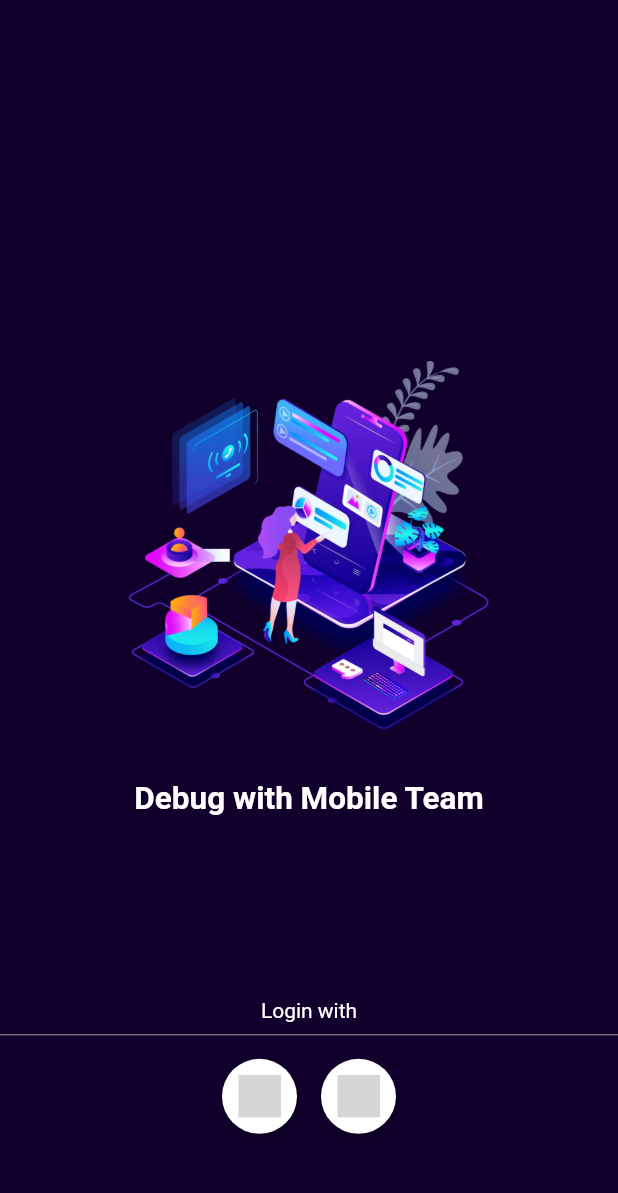
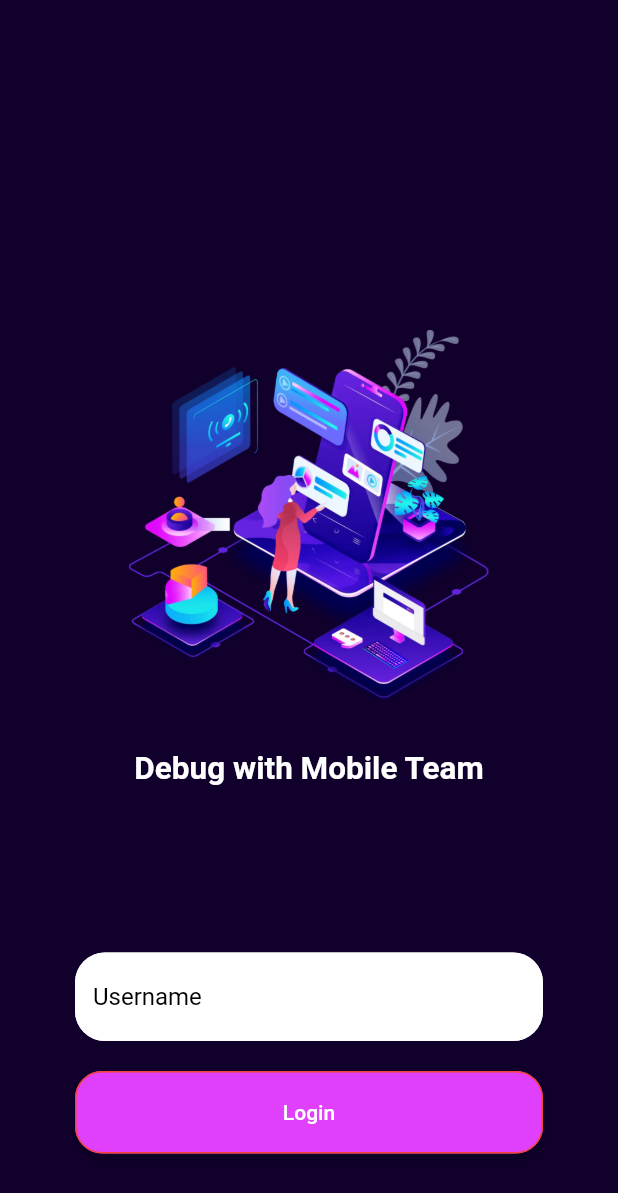
Before and after one commit to joelpjy/Mobile-Knowledge-Sharing, a Flutter app: the screen it shows after launch, on a phone screen of 412 x 824 dp. Shown: the top 1193 px of the screen. Run offline on Flutter 3.47's test engine with Material 2 defaults, Android fonts, the phone set to English and light mode, and no system bars; drawn by our look-alikes of delayed_display; our stand-ins replace auth_buttons, cloud_firestore, firebase_auth, firebase_core, firebase_crashlytics, flutter_hooks and 7 more; missing offline and left inert: flutter_facebook_auth, method_extractor; accounts and stored records are empty; Roboto replaces fonts that are missing (Aharoni); grey boxes are pictures that could not be loaded.

```diff
--- /dev/null
+++ b/lib/models/AppConfig.dart
@@ -0,0 +1,32 @@
+import 'package:flutter/foundation.dart';
+import 'package:mobile_knowledge_sharing_app/models/Question.dart';
+
+class AppConfig {
+  static final bool usingFakeLogin = true;
+  static final Map<String, Question> fakeQuestions = {
+    'PETyZPZ7IOaXqCAU2y2x': Question(
+        id: UniqueKey().toString(),
+        label: 'Question: Mobile Team Members',
+        question: 'Who isn\'t from the Mobile team?',
+        answer: 1,
+        choices: ['Karen', 'Jordan', 'Yulong', 'JT', 'Joel', 'Hai', 'Jonathan'],
+        isAnswered: false,
+        isCorrect: false),
+    '[#69483]': Question(
+        id: UniqueKey().toString(),
+        label: 'Question: Favourite Lunch Place',
+        question: 'Where does Mobile like to go for Lunch',
+        answer: 4,
+        choices: ['Wan Hao', 'Food Master', 'KFC', 'Wok Hey', 'Sando'],
+        isAnswered: false,
+        isCorrect: false),
+    'qNnhXw4uza9P2nXP3gS1': Question(
+        id: UniqueKey().toString(),
+        label: 'Question: Predict Winning Team',
+        question: 'Which team do you think is going to win the KS of the year?',
+        answer: 0,
+        choices: ['Mobile', 'Core', 'Devops'],
+        isAnswered: false,
+        isCorrect: false)
+  };
+}
--- a/lib/services/QuizService.dart
+++ b/lib/services/QuizService.dart
@@ -2,24 +2,29 @@ import 'package:cloud_firestore/cloud_firestore.dart';
 import 'package:flutter/material.dart';
 import 'package:mobile_knowledge_sharing_app/app/config.locator.dart';
 import 'package:mobile_knowledge_sharing_app/app/config.logger.dart';
+import 'package:mobile_knowledge_sharing_app/models/AppConfig.dart';
 import 'package:mobile_knowledge_sharing_app/models/Question.dart';
 import 'package:mobile_knowledge_sharing_app/services/user_service.dart';
 import 'package:stacked/stacked.dart';
+
+class MobileMostDefinitelyMustWinException implements Exception {}
 
 class QuizService with ReactiveServiceMixin {
   final log = getLogger('QuizService');
   final _userService = locator<UserService>();
 
   final ReactiveValue<List<Question>> _questionList = ReactiveValue([]);
+
   List<Question> get questionList => _questionList.value;
   GlobalKey<AnimatedListState> questionListKey = GlobalKey();
   final ReactiveValue<String> _totalScore = ReactiveValue('0/0');
+
   String get totalScore => _totalScore.value;
   int? currentSelectedIndex;
 
   late FirebaseFirestore db;
 
-  QuizService(){
+  QuizService() {
     listenToReactiveValues([_totalScore, _questionList]);
   }
 
@@ -30,8 +35,19 @@ class QuizService with ReactiveServiceMixin {
     _questionList.value.clear();
     for (var doc in event.docs) {
       var data = doc.data();
-      var question = Question.fromData(doc.id, _userService.ksUser!.id, data);
-      _questionList.value.add(question);
+      if (AppConfig.usingFakeLogin) {
+        debugPrint(doc.id);
+        /**
+         * flutter: PETyZPZ7IOaXqCAU2y2x
+            flutter: [#69483]
+            flutter: qNnhXw4uza9P2nXP3gS1
+         */
+        var question = AppConfig.fakeQuestions[doc.id];
+        if (question != null) _questionList.value.add(question);
+      } else {
+        var question = Question.fromData(doc.id, _userService.ksUser!.id, data);
+        _questionList.value.add(question);
+      }
       questionListKey.currentState?.insertItem(questionList.length - 1);
     }
     _calculateScore();
@@ -41,6 +57,12 @@ class QuizService with ReactiveServiceMixin {
     var question = questionList[currentSelectedIndex!];
 
     var isCorrect = question.answer == selectionOptionIndex;
+
+    if (question.label == 'Question: Predict Winning Team' && !isCorrect) {
+      // reality not accepted
+      throw MobileMostDefinitelyMustWinException();
+    }
+
     question.isAnswered = true;
     question.isCorrect = isCorrect;
     db.collection('quiz').doc(question.id)
--- a/lib/ui/views/splash/splash_view.dart
+++ b/lib/ui/views/splash/splash_view.dart
@@ -1,11 +1,57 @@
 import 'package:auth_buttons/auth_buttons.dart';
 import 'package:delayed_display/delayed_display.dart';
 import 'package:flutter/material.dart';
+import 'package:flutter_hooks/flutter_hooks.dart';
+import 'package:mobile_knowledge_sharing_app/models/AppConfig.dart';
 import 'package:mobile_knowledge_sharing_app/ui/themes/color_theme.dart';
 import 'package:mobile_knowledge_sharing_app/ui/views/splash/splash_view_model.dart';
 import 'package:stacked/stacked.dart';
 
+TextEditingController useTextEditingControllerWithCallback(
+    String initialText, Function(String) strCallback) {
+  var controller = useTextEditingController(text: initialText);
+  useEffect(() {
+    final listener = () {
+      strCallback(controller.text);
+    };
+    controller.addListener(listener);
+    return () => controller.removeListener(listener);
+  });
+  return controller;
+}
+
+class CustomTextField extends HookWidget {
+  final hintText;
+  final Function(String) textCallback;
+
+  CustomTextField(this.hintText, this.textCallback);
+
+  @override
+  Widget build(BuildContext context) {
+    var controller = useTextEditingControllerWithCallback('', textCallback);
+    return TextFormField(
+      cursorColor: Colors.white,
+      controller: controller,
+      decoration: InputDecoration(
+          hintStyle: TextStyle(color: Colors.black),
+          hintText: hintText,
+          filled: true,
+          fillColor: Colors.white,
+          enabledBorder: OutlineInputBorder(
+            borderSide: const BorderSide(width: 1, color: Colors.white),
+            borderRadius: BorderRadius.circular(20),
+          ),
+          focusedBorder: OutlineInputBorder(
+              borderSide: const BorderSide(width: 6, color: Colors.purple),
+              borderRadius: BorderRadius.circular(20),
+              gapPadding: 10)),
+    );
+  }
+}
+
 class SplashView extends StatelessWidget {
+  final bool _fakeLogin = AppConfig.usingFakeLogin;
+
   @override
   Widget build(BuildContext context) {
     return ViewModelBuilder<SplashViewModel>.reactive(
@@ -72,7 +118,48 @@ class SplashView extends StatelessWidget {
                         fadingDuration: const Duration(milliseconds: 500),
                         fadeIn: true,
                         slidingBeginOffset: Offset(0, 1),
+                        child: _fakeLogin
+                            ? Column(
+                                children: [
+                                  Padding(
+                                    padding: const EdgeInsets.symmetric(
+                                        horizontal: 50),
                                     child: Column(
+                                      children: [
+                                        CustomTextField(
+                                            'Username', model.setUserName),
+                                        SizedBox(
+                                          height: 20,
+                                        ),
+                                        ElevatedButton(
+                                          style: ButtonStyle(
+                                              minimumSize: MaterialStateProperty.all(
+                                                  Size(double.infinity, 55)),
+                                              backgroundColor:
+                                                  MaterialStateProperty.all<Color>(
+                                                      Colors.purpleAccent),
+                                              shape: MaterialStateProperty.all<
+                                                      RoundedRectangleBorder>(
+                                                  RoundedRectangleBorder(
+                                                      borderRadius:
+                                                          BorderRadius.circular(
+                                                              18.0),
+                                                      side: BorderSide(
+                                                          color: Colors.red)))),
+                                          onPressed: model.fakeLogin,
+                                          child: Text(
+                                            'Login',
+                                            style: TextStyle(
+                                                fontFamily: 'Aharoni',
+                                                color: ColorTheme.white),
+                                          ),
+                                        )
+                                      ],
+                                    ),
+                                  ),
+                                ],
+                              )
+                            : Column(
                                 children: [
                                   Text(
                                     'Login with',
--- a/lib/ui/views/splash/splash_view_model.dart
+++ b/lib/ui/views/splash/splash_view_model.dart
@@ -1,5 +1,7 @@
+import 'package:flutter/material.dart';
 import 'package:flutter/services.dart';
 import 'package:mobile_knowledge_sharing_app/app/config.locator.dart';
+import 'package:mobile_knowledge_sharing_app/models/user.dart';
 import 'package:mobile_knowledge_sharing_app/ui/views/home/home_view.dart';
 import 'package:mobile_knowledge_sharing_app/services/user_service.dart';
 import 'package:stacked/stacked.dart';
@@ -15,7 +17,7 @@ class SplashViewModel extends BaseViewModel {
   Future initialise() async {
     await _userService.initialise();
     notifyListeners();
-    if (_userService.isLogin){
+    if (_userService.isLogin) {
       await Future.delayed(Duration(seconds: 2));
       await _navigationService.replaceWithTransition(HomeView(),
           duration: Duration(milliseconds: 1000),
@@ -25,6 +27,24 @@ class SplashViewModel extends BaseViewModel {
     setInitialised(true);
   }
 
+  String _userName = '';
+
+  void fakeLogin() async {
+    if (_userName.isEmpty) {
+      _snackbarService.showSnackbar(
+          message: 'Please provide your preferred username');
+      return;
+    }
+    _userService.ksUser = KsUser(UniqueKey().toString(), _userName,
+        '$_userName@netvirta.com', _userName);
+    await _navigationService.replaceWithTransition(HomeView(),
+        duration: Duration(milliseconds: 1000),
+        transitionStyle: Transition.fade);
+  }
+
+  void setUserName(String name) {
+    _userName = name;
+  }
 
   void facebookLogin() async {
     _signIn(SignIn.FACEBOOK);
@@ -38,8 +58,7 @@ class SplashViewModel extends BaseViewModel {
     setBusy(true);
     try {
       bool isLogin;
-      switch (signIn){
-
+      switch (signIn) {
         case SignIn.GOOGLE:
           isLogin = await _userService.googleSignIn();
           break;
@@ -65,7 +84,4 @@ class SplashViewModel extends BaseViewModel {
   }
 }
 
-
-enum SignIn {
-  GOOGLE, FACEBOOK
-}
+enum SignIn { GOOGLE, FACEBOOK }
```
Lines whose indentation alone changed are shown as unchanged.
